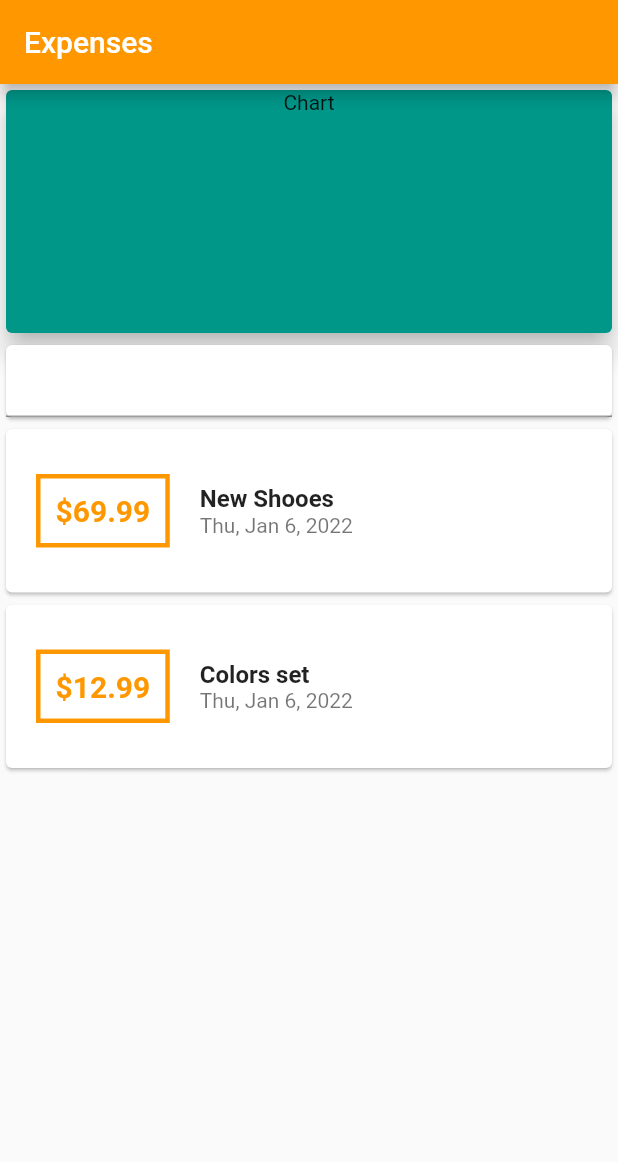
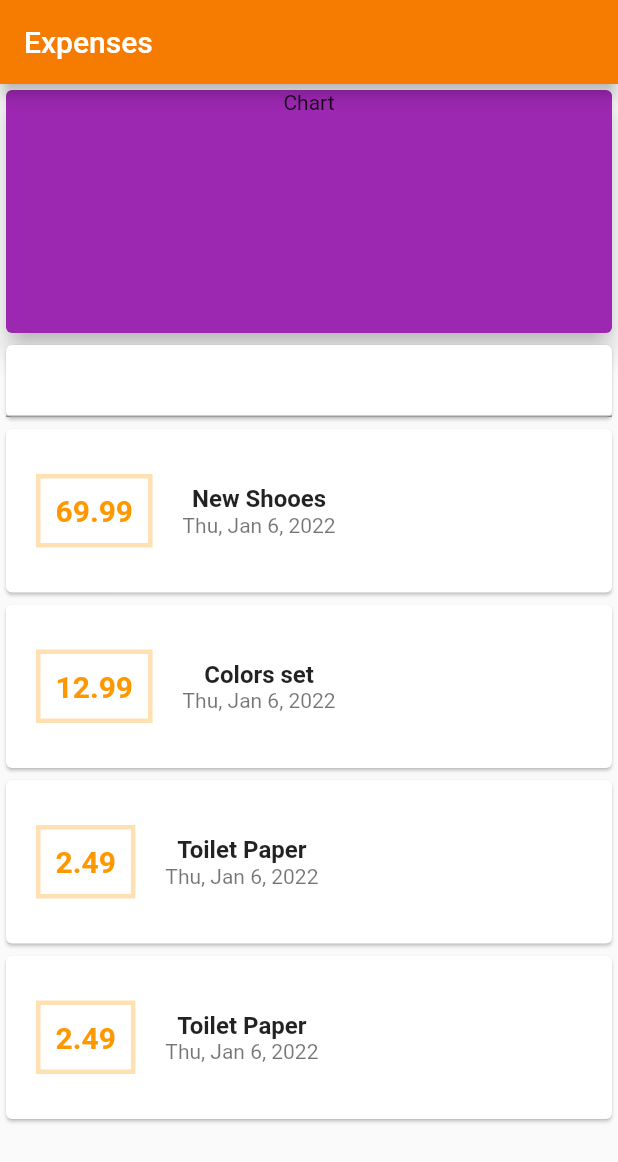
Before and after one commit to youhaveme9/expense-tracker-app, a Flutter app: the screen it shows after launch, on a phone screen of 412 x 824 dp. Shown: the top 1162 px of the screen. Run offline on Flutter 3.47's test engine with Material 2 defaults, Android fonts, the phone set to English and light mode, and no system bars.

```diff
--- /dev/null
+++ b/lib/expanseCard.dart
@@ -0,0 +1,60 @@
+import 'package:flutter/material.dart';
+import 'package:intl/intl.dart';
+
+class ExpenseCard extends StatelessWidget {
+  final double amount;
+  final DateTime date;
+  final String title;
+
+  ExpenseCard({
+    required this.amount,
+    required this.date,
+    required this.title,
+  });
+
+  @override
+  Widget build(BuildContext context) {
+    return Card(
+      child: Row(
+        children: <Widget>[
+          Container(
+            decoration: BoxDecoration(
+              border: Border.all(
+                color: Colors.orange.shade100,
+                width: 3,
+              ),
+            ),
+            padding: const EdgeInsets.all(10),
+            margin: const EdgeInsets.symmetric(
+              vertical: 30,
+              horizontal: 20,
+            ),
+            child: Text(
+              amount.toString(),
+              style: const TextStyle(
+                fontWeight: FontWeight.bold,
+                fontSize: 20,
+                color: Colors.orange,
+              ),
+            ),
+          ),
+          Column(
+            children: <Widget>[
+              Text(
+                title,
+                style: const TextStyle(
+                  fontWeight: FontWeight.w700,
+                  fontSize: 16,
+                ),
+              ),
+              Text(
+                DateFormat.yMMMEd().format(date),
+                style: const TextStyle(color: Colors.black54),
+              )
+            ],
+          ),
+        ],
+      ),
+    );
+  }
+}
--- a/lib/main.dart
+++ b/lib/main.dart
@@ -1,6 +1,7 @@
 import 'package:flutter/material.dart';
 import './transaction.dart';
 import 'package:intl/intl.dart';
+import './expanseCard.dart';
 
 void main() => runApp(MyApp());
 
@@ -28,6 +29,18 @@ class MyHomePage extends StatelessWidget {
       amount: 12.99,
       date: DateTime.now(),
     ),
+    Transaction(
+      id: 't3',
+      title: 'Toilet Paper',
+      amount: 2.49,
+      date: DateTime.now(),
+    ),
+    Transaction(
+      id: 't3',
+      title: 'Toilet Paper',
+      amount: 2.49,
+      date: DateTime.now(),
+    ),
   ];
 
   @override
@@ -35,7 +48,7 @@ class MyHomePage extends StatelessWidget {
     return Scaffold(
       appBar: AppBar(
         title: const Text('Expenses'),
-        backgroundColor: Colors.orange.shade500,
+        backgroundColor: Colors.orange.shade700,
       ),
       body: Column(
         crossAxisAlignment: CrossAxisAlignment.stretch,
@@ -44,7 +57,7 @@ class MyHomePage extends StatelessWidget {
             width: double.infinity,
             height: 170,
             child: const Card(
-              color: Colors.teal,
+              color: Colors.purple,
               child: Text(
                 'Chart',
                 textAlign: TextAlign.center,
@@ -66,48 +79,10 @@ class MyHomePage extends StatelessWidget {
 
           Column(
             children: transaction.map((tx) {
-              return Card(
-                child: Row(
-                  children: <Widget>[
-                    Container(
-                      decoration: BoxDecoration(
-                        border: Border.all(
-                          color: Colors.orange,
-                          width: 3,
-                        ),
-                      ),
-                      padding: const EdgeInsets.all(10),
-                      margin: const EdgeInsets.symmetric(
-                        vertical: 30,
-                        horizontal: 20,
-                      ),
-                      child: Text(
-                        '\$${tx.amount}',
-                        style: const TextStyle(
-                          fontWeight: FontWeight.bold,
-                          fontSize: 20,
-                          color: Colors.orange,
-                        ),
-                      ),
-                    ),
-                    Column(
-                      crossAxisAlignment: CrossAxisAlignment.start,
-                      children: <Widget>[
-                        Text(
-                          tx.title,
-                          style: const TextStyle(
-                            fontWeight: FontWeight.w700,
-                            fontSize: 16,
-                          ),
-                        ),
-                        Text(
-                          DateFormat.yMMMEd().format(tx.date),
-                          style: const TextStyle(color: Colors.black54),
-                        ),
-                      ],
-                    ),
-                  ],
-                ),
+              return ExpenseCard(
+                amount: tx.amount,
+                date: tx.date,
+                title: tx.title,
               );
             }).toList(),
           ),
```
